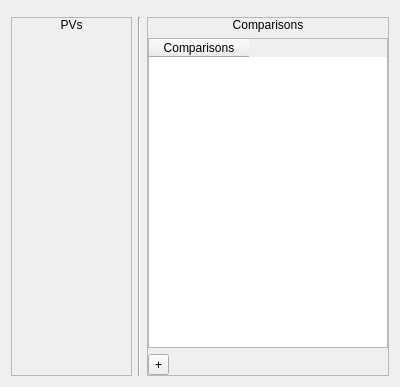
Old version of the form atef/ui/pv_configuration_page.ui in the repository pcdshub/atef.
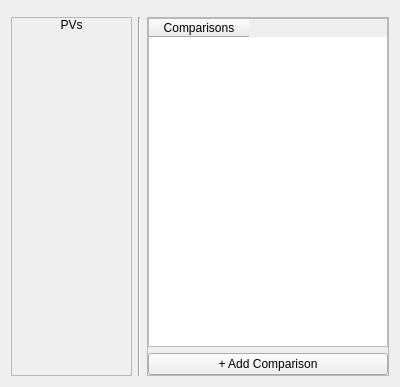
New version of the form.

Commit message: MAINT: small adjustments to PVConfigurationPage's layout

Diff of the .ui file:
```diff
--- a/atef/ui/pv_configuration_page.ui
+++ b/atef/ui/pv_configuration_page.ui
@@ -143,22 +143,6 @@
         <property name="bottomMargin">
          <number>0</number>
         </property>
-        <item>
-         <widget class="QLabel" name="label_5">
-          <property name="sizePolicy">
-           <sizepolicy hsizetype="Preferred" vsizetype="Maximum">
-            <horstretch>0</horstretch>
-            <verstretch>0</verstretch>
-           </sizepolicy>
-          </property>
-          <property name="text">
-           <string>Comparisons</string>
-          </property>
-          <property name="alignment">
-           <set>Qt::AlignCenter</set>
-          </property>
-         </widget>
-        </item>
         <item>
          <widget class="QTableWidget" name="comparisons_table">
           <property name="sizePolicy">
@@ -178,9 +162,9 @@
          </widget>
         </item>
         <item>
-         <widget class="QToolButton" name="add_comparison_button">
+         <widget class="QPushButton" name="add_comparison_button">
           <property name="text">
-           <string>+</string>
+           <string>+ Add Comparison</string>
           </property>
          </widget>
         </item>
```
The commit also changes 1 other file.
